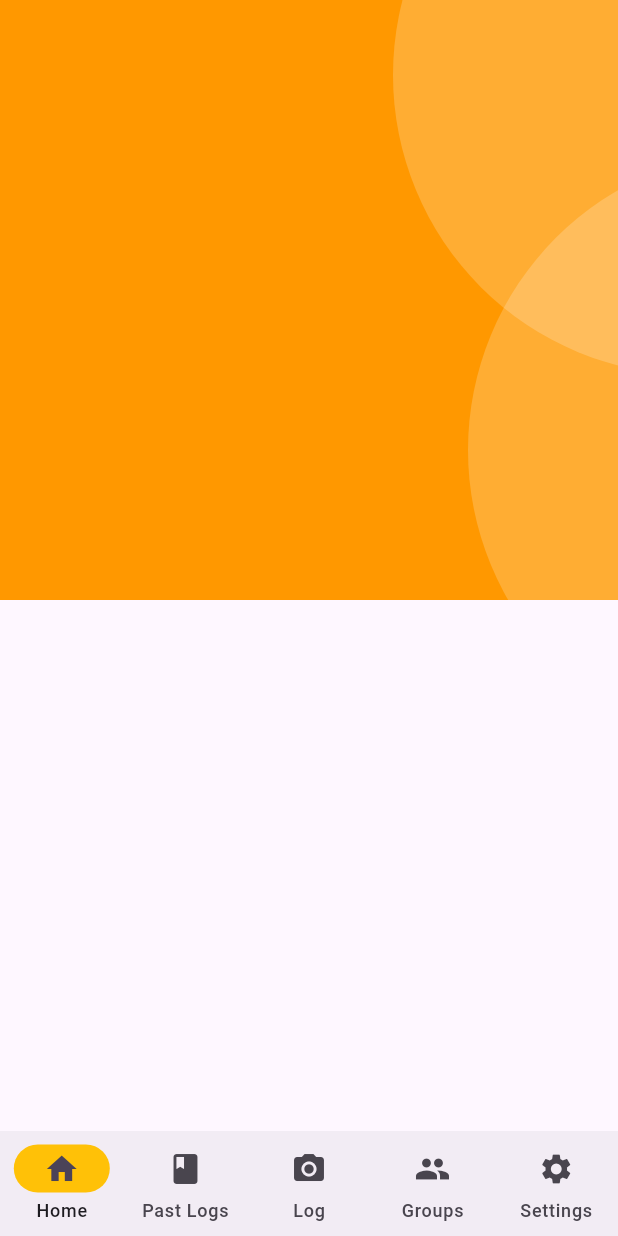
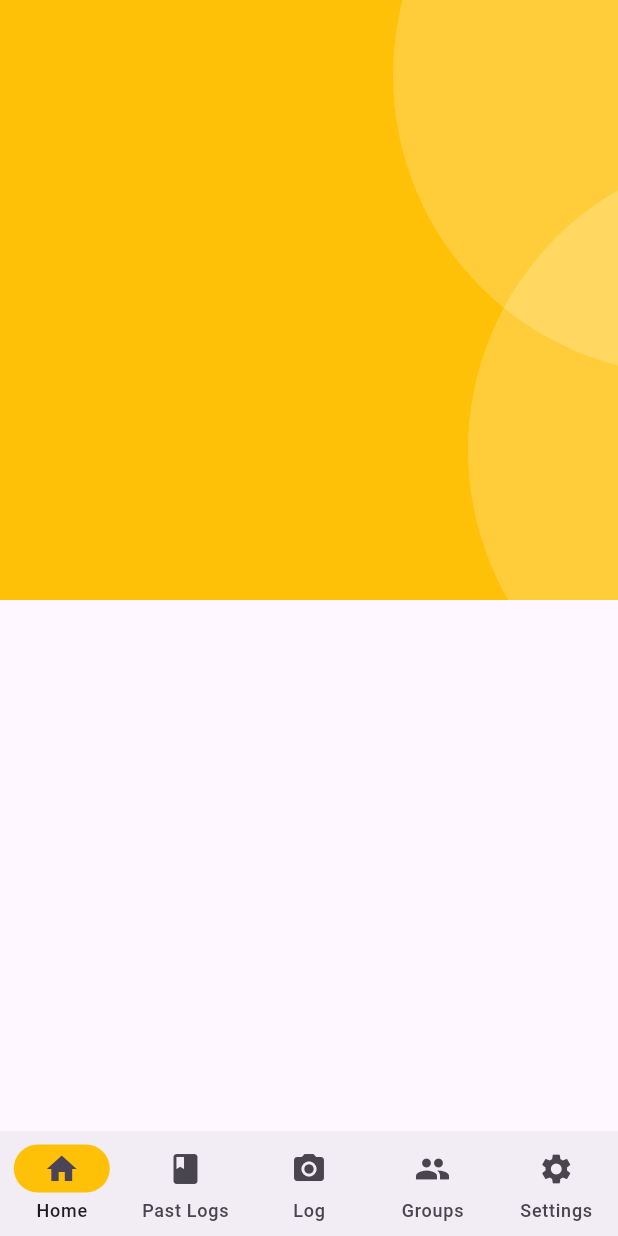
Before and after one commit to yewkhang/culinary_compass, a Flutter app: the screen it shows after launch, on a phone screen of 412 x 824 dp. Run offline on Flutter 3.47's test engine with Material 3 defaults, Android fonts, the phone set to English and light mode, and no system bars; our stand-ins replace get, image_picker.

Commit message:
referenced constants instead of hardcoding

```diff
--- a/lib/home.dart
+++ b/lib/home.dart
@@ -1,5 +1,6 @@
 import 'package:flutter/material.dart';
 import 'package:flutter/widgets.dart';
+import 'package:culinary_compass/utils/constants/colors.dart';
 
 class HomePage extends StatelessWidget {
   const HomePage({super.key});
@@ -11,7 +12,7 @@ class HomePage extends StatelessWidget {
       child: Column(
         children: [
           Container(
-            color: Colors.orange,
+            color: CCColors.primaryColor,
             padding: const EdgeInsets.all(0),
             child: SizedBox(
               height: 400,
--- a/lib/logging_page.dart
+++ b/lib/logging_page.dart
@@ -4,6 +4,8 @@ import 'package:flutter/widgets.dart';
 import 'package:get/get.dart';
 import 'package:image_picker/image_picker.dart';
 import 'dart:io'; // for reading and writing files
+import 'package:culinary_compass/utils/constants/colors.dart';
+
 
 class LoggingPage extends StatefulWidget {
   const LoggingPage({super.key});
@@ -51,7 +53,7 @@ class _LoggingPageState extends State<LoggingPage> {
                 onPressed: () {
                   controller.getImage(ImageSource.gallery);
                 },
-                backgroundColor: Colors.amber,
+                backgroundColor: CCColors.primaryColor,
                 child: const Icon(Icons.photo)),
           ),
           // camera image picker
--- a/lib/navigation_menu.dart
+++ b/lib/navigation_menu.dart
@@ -2,6 +2,7 @@ import 'package:culinary_compass/home.dart';
 import 'package:culinary_compass/logging_page.dart';
 import 'package:flutter/material.dart';
 import 'package:get/get.dart';
+import 'package:culinary_compass/utils/constants/colors.dart';
 
 class NavigationMenu extends StatelessWidget {
   const NavigationMenu({super.key});
@@ -15,7 +16,7 @@ class NavigationMenu extends StatelessWidget {
         () => NavigationBar(
           height: 70, // height of navigation bar
           elevation: 0,
-          indicatorColor: Colors.amber,
+          indicatorColor: CCColors.primaryColor,
           selectedIndex: controller.selectedIndex.value, //access int wrapped in Rx context
           onDestinationSelected: (index) => controller.selectedIndex.value = index,
 
```
